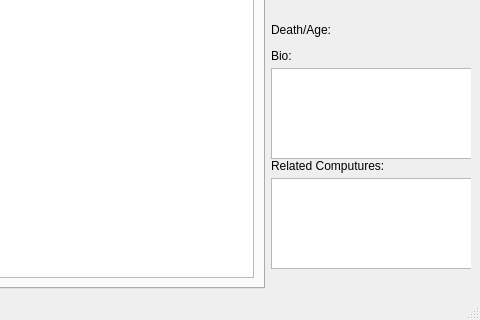
First picture: the form in mainwindow.ui, repository annakrih/T113VLN1-3, before the edit; both pictures show x 272 to 752 and y 280 to 600 of the 752 by 600 pixel window.
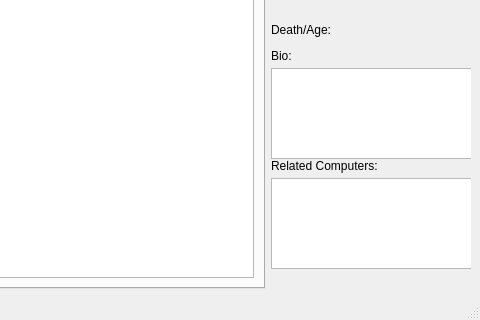
Second picture: the form after the edit.

Diff of the .ui file:
```diff
--- a/mainwindow.ui
+++ b/mainwindow.ui
@@ -332,7 +332,7 @@
           </rect>
          </property>
          <property name="text">
-          <string>Related Computures:</string>
+          <string>Related Computers:</string>
          </property>
         </widget>
         <widget class="QWidget" name="gridLayoutWidget">
```
